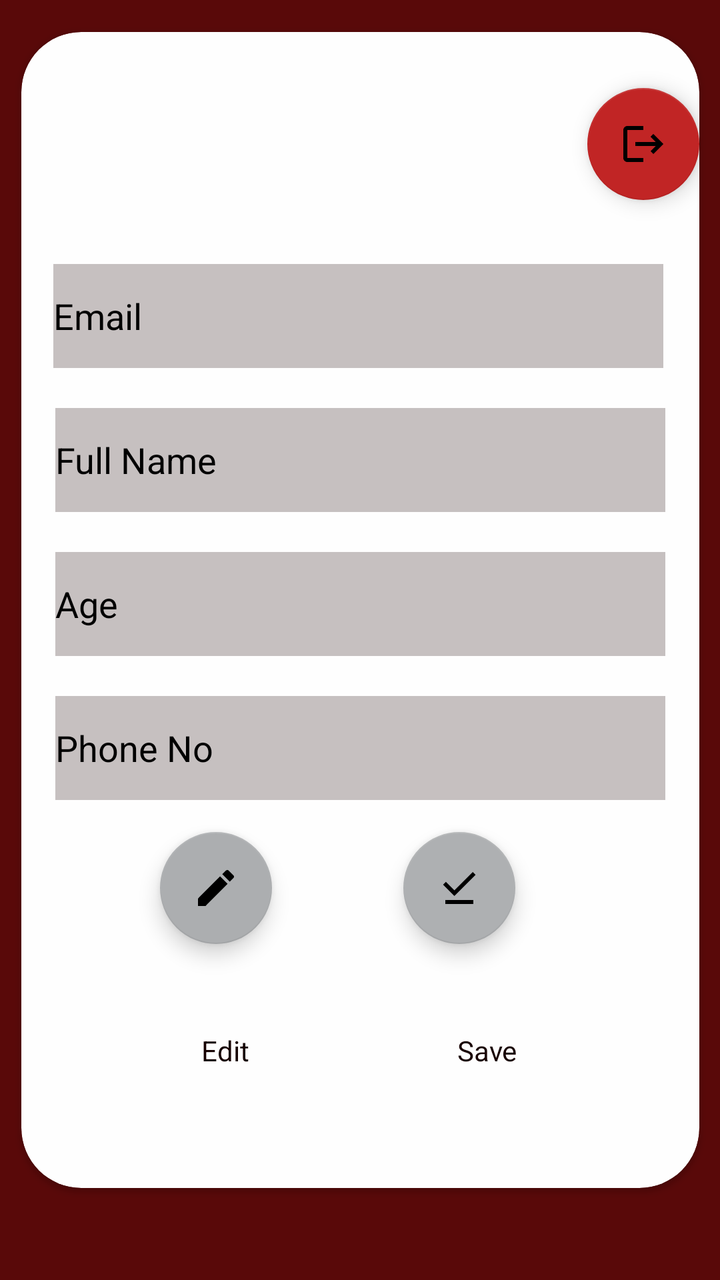
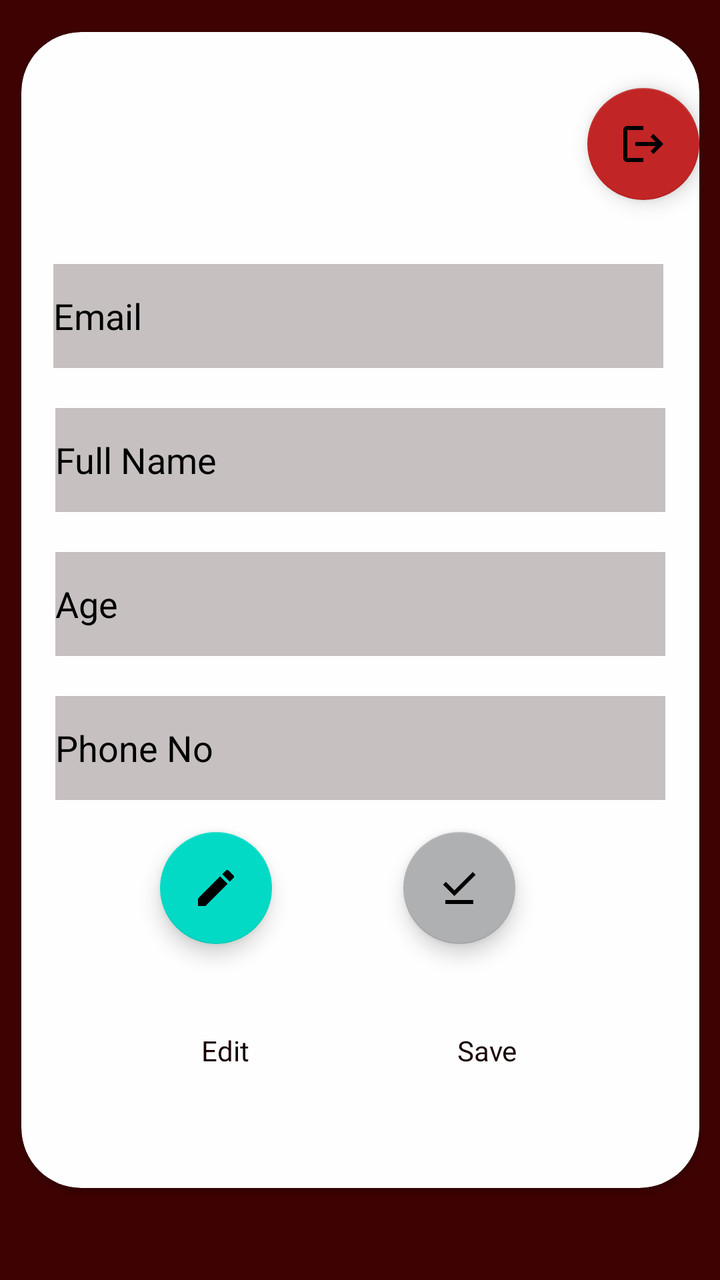

Two renders of the same Android screen: before a commit and after it. Below are the layout's source before the change and the commit's diff.
<!-- AndroidManifest.xml: application theme Theme.MyApp -->
<!-- res/layout/fragment_user_profile.xml -->
<?xml version="1.0" encoding="utf-8"?>
<FrameLayout xmlns:android="http://schemas.android.com/apk/res/android"
    xmlns:app="http://schemas.android.com/apk/res-auto"
    xmlns:tools="http://schemas.android.com/tools"
    android:layout_width="match_parent"
    android:layout_height="match_parent"
    android:background="#590909"
    tools:context=".UserProfileFragment">

    
    <androidx.constraintlayout.widget.ConstraintLayout
        android:layout_width="match_parent"
        android:layout_height="match_parent">

        <androidx.cardview.widget.CardView
            android:layout_width="339dp"
            android:layout_height="578dp"
            android:layout_marginTop="10dp"
            android:layout_marginBottom="40dp"
            android:backgroundTint="#FEFEFE"
            app:cardBackgroundColor="#E8E5E5"
            app:cardCornerRadius="30dp"
            app:layout_constraintBottom_toBottomOf="parent"
            app:layout_constraintEnd_toEndOf="parent"
            app:layout_constraintStart_toStartOf="parent"
            app:layout_constraintTop_toTopOf="parent"
            app:layout_constraintVertical_bias="0.5">

            <androidx.constraintlayout.widget.ConstraintLayout
                android:layout_width="match_parent"
                android:layout_height="match_parent">

                <com.google.android.material.floatingactionbutton.FloatingActionButton
                    android:id="@+id/logoutButton"
                    android:layout_width="wrap_content"
                    android:layout_height="wrap_content"
                    android:layout_marginTop="28dp"
                    android:clickable="true"
                    android:src="@drawable/baseline_logout_24"
                    app:backgroundTint="#C12525"
                    app:layout_constraintEnd_toEndOf="parent"
                    app:layout_constraintTop_toTopOf="parent" />

                <com.google.android.material.textfield.TextInputLayout
                    android:id="@+id/textInputLayout2"
                    android:layout_width="0dp"
                    android:layout_height="wrap_content"
                    app:layout_constraintBottom_toTopOf="parent"
                    app:layout_constraintEnd_toEndOf="parent"
                    app:layout_constraintStart_toStartOf="parent"
                    app:layout_constraintTop_toTopOf="parent">

                </com.google.android.material.textfield.TextInputLayout>

                <com.google.android.material.textfield.TextInputEditText
                    android:id="@+id/profileName"
                    android:layout_width="305dp"
                    android:layout_height="52dp"
                    android:layout_marginTop="20dp"
                    android:background="#C6C0C0"
                    android:editable="true"
                    android:hint="Full Name"
                    android:textColor="@color/black"
                    android:textColorHint="@color/black"
                    app:layout_constraintEnd_toEndOf="parent"
                    app:layout_constraintStart_toStartOf="parent"
                    app:layout_constraintTop_toBottomOf="@+id/profileEmail" />

                <com.google.android.material.textfield.TextInputEditText
                    android:id="@+id/profileAge"
                    android:layout_width="305dp"
                    android:layout_height="52dp"
                    android:layout_marginTop="20dp"
                    android:background="#C6C0C0"

                    android:editable="false"
                    android:hint="Age"
                    android:inputType="number"
                    android:textColor="@color/black"
                    android:textColorHint="@color/black"
                    app:layout_constraintEnd_toEndOf="parent"
                    app:layout_constraintStart_toStartOf="parent"
                    app:layout_constraintTop_toBottomOf="@+id/profileName" />

                <com.google.android.material.textfield.TextInputEditText
                    android:id="@+id/profilePhone"
                    android:layout_width="305dp"
                    android:layout_height="52dp"
                    android:layout_marginTop="20dp"
                    android:background="#C6C0C0"
                    android:editable="false"
                    android:hint="Phone No"
                    android:inputType="number"
                    android:textColor="@color/black"
                    android:textColorHint="@color/black"
                    app:layout_constraintEnd_toEndOf="parent"
                    app:layout_constraintStart_toStartOf="parent"
                    app:layout_constraintTop_toBottomOf="@+id/profileAge" />

                <com.google.android.material.textfield.TextInputEditText
                    android:id="@+id/profileEmail"
                    android:layout_width="305dp"
                    android:layout_height="52dp"
                    android:layout_marginTop="116dp"
                    android:background="#C6C0C0"
                    android:editable="true"
                    android:hint="Email"
                    android:textColor="@color/black"
                    android:textColorHint="@color/black"
                    app:layout_constraintEnd_toEndOf="parent"
                    app:layout_constraintHorizontal_bias="0.47"
                    app:layout_constraintStart_toStartOf="parent"
                    app:layout_constraintTop_toBottomOf="@+id/textInputLayout2" />

                <com.google.android.material.floatingactionbutton.FloatingActionButton
                    android:id="@+id/profileEditButton"
                    android:layout_width="wrap_content"
                    android:layout_height="wrap_content"
                    android:layout_marginTop="16dp"
                    android:clickable="true"
                    android:src="@drawable/baseline_edit_24"
                    app:backgroundTint="#ACAEB0"
                    app:layout_constraintEnd_toStartOf="@+id/profileConfirmButton"
                    app:layout_constraintHorizontal_bias="0.514"
                    app:layout_constraintStart_toStartOf="parent"
                    app:layout_constraintTop_toBottomOf="@+id/profilePhone" />

                <com.google.android.material.floatingactionbutton.FloatingActionButton
                    android:id="@+id/profileConfirmButton"
                    android:layout_width="wrap_content"
                    android:layout_height="wrap_content"
                    android:layout_marginTop="16dp"
                    android:layout_marginEnd="92dp"
                    android:clickable="false"
                    android:src="@drawable/baseline_download_done_24"
                    app:backgroundTint="#AEB0B2"
                    app:layout_constraintEnd_toEndOf="parent"
                    app:layout_constraintTop_toBottomOf="@+id/profilePhone" />

                <TextView
                    android:id="@+id/textView3"
                    android:layout_width="wrap_content"
                    android:layout_height="wrap_content"
                    android:layout_marginEnd="14dp"
                    android:layout_marginBottom="16dp"
                    android:text="Edit"
                    android:textColor="#170202"
                    app:layout_constraintBottom_toBottomOf="parent"
                    app:layout_constraintEnd_toStartOf="@+id/textView4"
                    app:layout_constraintStart_toStartOf="parent"
                    app:layout_constraintTop_toBottomOf="@+id/profileEditButton" />

                <TextView
                    android:id="@+id/textView4"
                    android:layout_width="wrap_content"
                    android:layout_height="wrap_content"
                    android:layout_marginEnd="1dp"
                    android:layout_marginBottom="16dp"
                    android:text="Save"
                    android:textColor="#190303"
                    app:layout_constraintBottom_toBottomOf="parent"
                    app:layout_constraintEnd_toEndOf="parent"
                    app:layout_constraintStart_toEndOf="@+id/textView3"
                    app:layout_constraintTop_toBottomOf="@+id/profileConfirmButton" />

            </androidx.constraintlayout.widget.ConstraintLayout>
        </androidx.cardview.widget.CardView>
    </androidx.constraintlayout.widget.ConstraintLayout>

</FrameLayout>
<!-- resources referenced by this layout -->
<resources>
  <color name="black">#FF000000</color>
  <!-- drawable baseline_download_done_24 (drawable) -->
  <vector android:height="24dp" android:tint="#000000"
      android:viewportHeight="24" android:viewportWidth="24"
      android:width="24dp" xmlns:android="http://schemas.android.com/apk/res/android">
      <path android:fillColor="@android:color/white" android:pathData="M20.13,5.41l-1.41,-1.41l-9.19,9.19l-4.25,-4.24l-1.41,1.41l5.66,5.66z"/>
      <path android:fillColor="@android:color/white" android:pathData="M5,18h14v2h-14z"/>
  </vector>
  <!-- drawable baseline_edit_24 (drawable) -->
  <vector android:height="24dp" android:tint="#000000"
      android:viewportHeight="24" android:viewportWidth="24"
      android:width="24dp" xmlns:android="http://schemas.android.com/apk/res/android">
      <path android:fillColor="@android:color/white" android:pathData="M3,17.25V21h3.75L17.81,9.94l-3.75,-3.75L3,17.25zM20.71,7.04c0.39,-0.39 0.39,-1.02 0,-1.41l-2.34,-2.34c-0.39,-0.39 -1.02,-0.39 -1.41,0l-1.83,1.83 3.75,3.75 1.83,-1.83z"/>
  </vector>
  <!-- drawable baseline_logout_24 (drawable) -->
  <vector android:autoMirrored="true" android:height="24dp"
      android:tint="#FFFFFF" android:viewportHeight="24"
      android:viewportWidth="24" android:width="24dp" xmlns:android="http://schemas.android.com/apk/res/android">
      <path android:fillColor="@android:color/white" android:pathData="M17,7l-1.41,1.41L18.17,11H8v2h10.17l-2.58,2.58L17,17l5,-5zM4,5h8V3H4c-1.1,0 -2,0.9 -2,2v14c0,1.1 0.9,2 2,2h8v-2H4V5z"/>
  </vector>
  <style name="Theme.MyApp" parent="Theme.MaterialComponents.DayNight.NoActionBar">
          
          <item name="colorPrimary">@color/purple_500</item>
          <item name="colorPrimaryVariant">@color/purple_700</item>
          <item name="colorOnPrimary">@color/white</item>
          
          <item name="colorSecondary">@color/teal_200</item>
          <item name="colorSecondaryVariant">@color/teal_700</item>
          <item name="colorOnSecondary">@color/black</item>
          
          <item name="android:statusBarColor" tools:targetApi="l">?attr/colorPrimaryVariant</item>
          
      </style>
  <color name="purple_500">#FF6200EE</color>
  <color name="purple_700">#FF3700B3</color>
  <color name="white">#FFFFFFFF</color>
  <color name="teal_200">#FF03DAC5</color>
  <color name="teal_700">#FF018786</color>
</resources>

<!-- the commit's change to res/layout/fragment_user_profile.xml (unified diff, before → after) -->
@@ -10,7 +10,8 @@
     
     <androidx.constraintlayout.widget.ConstraintLayout
         android:layout_width="match_parent"
-        android:layout_height="match_parent">
+        android:layout_height="match_parent"
+        android:background="#3E0202">
 
         <androidx.cardview.widget.CardView
             android:layout_width="339dp"
@@ -119,7 +120,6 @@
                     android:layout_marginTop="16dp"
                     android:clickable="true"
                     android:src="@drawable/baseline_edit_24"
-                    app:backgroundTint="#ACAEB0"
                     app:layout_constraintEnd_toStartOf="@+id/profileConfirmButton"
                     app:layout_constraintHorizontal_bias="0.514"
                     app:layout_constraintStart_toStartOf="parent"
